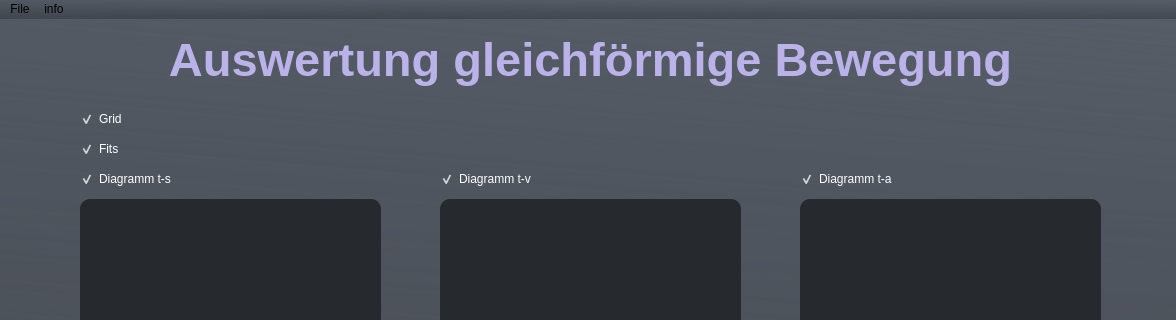
Above: form.ui from KonstantinPfeil/physics-project before the change; both pictures show x 0 to 1176 and y 0 to 320 of the 1176 by 650 pixel window. Below: the same form after it.
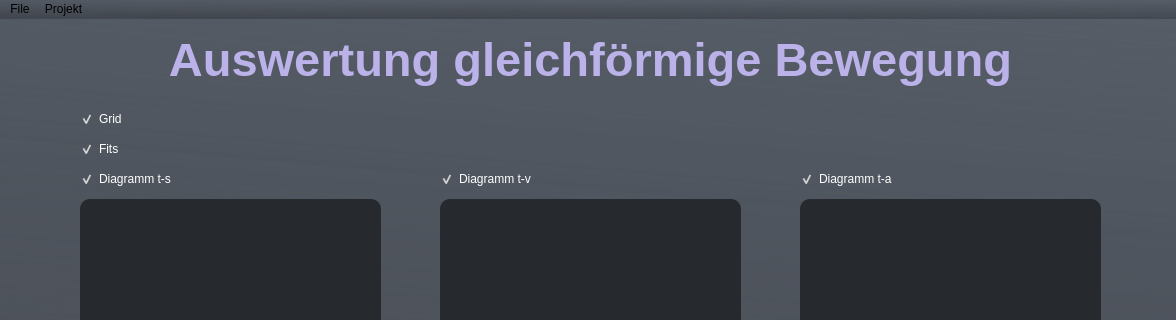
That is the form after the change. Custom widgets are drawn as their Qt base class.

```diff
--- a/form.ui
+++ b/form.ui
@@ -275,7 +275,7 @@
    </widget>
    <widget class="QMenu" name="menuinfo">
     <property name="title">
-     <string>info</string>
+     <string>Projekt</string>
     </property>
     <addaction name="actionProjekt"/>
    </widget>
```
Left out of the diff: 2 changed lines with no effect on the pictures.
